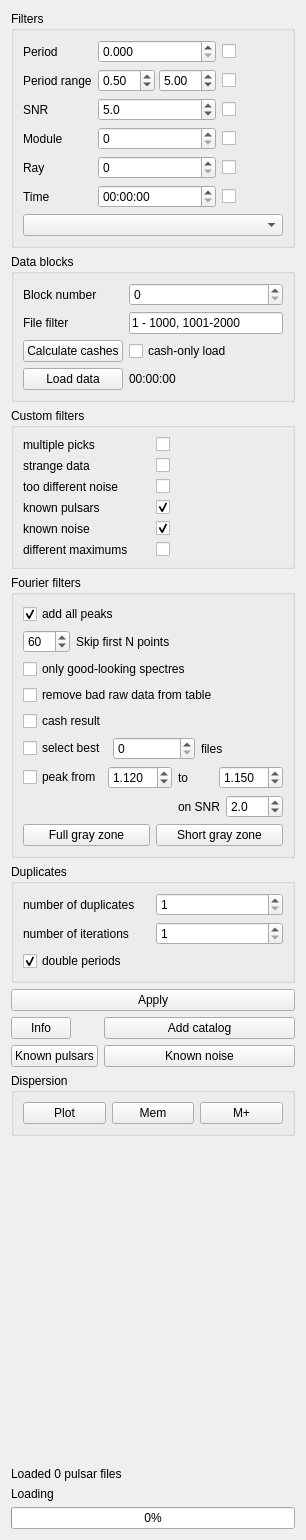
This is src/analytics.ui in vtyulb/BSA-Analytics as Qt 5 draws it before an edit. The edited form follows.
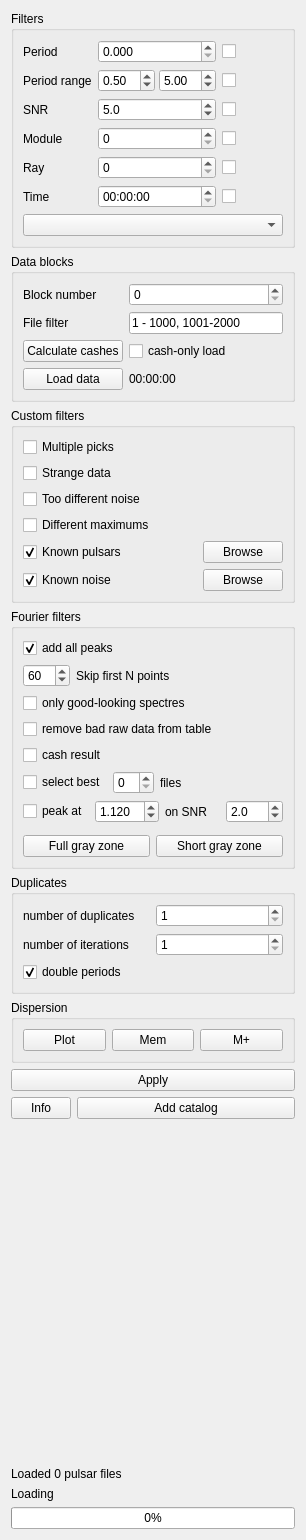
This is the edited form.

Patch:
```diff
--- a/src/analytics.ui
+++ b/src/analytics.ui
@@ -267,106 +267,118 @@
      <property name="title">
       <string>Custom filters</string>
      </property>
-     <layout class="QHBoxLayout" name="horizontalLayout">
+     <layout class="QVBoxLayout" name="verticalLayout_4">
       <item>
-       <layout class="QGridLayout" name="gridLayout_2">
-        <item row="1" column="1">
-         <widget class="QCheckBox" name="strangeData">
-          <property name="enabled">
-           <bool>true</bool>
-          </property>
-          <property name="text">
-           <string/>
-          </property>
-          <property name="checked">
-           <bool>false</bool>
-          </property>
-         </widget>
-        </item>
-        <item row="5" column="0">
-         <widget class="QLabel" name="label_14">
-          <property name="text">
-           <string>different maximums</string>
-          </property>
-         </widget>
-        </item>
-        <item row="4" column="1">
-         <widget class="QCheckBox" name="knownNoise">
-          <property name="text">
-           <string/>
-          </property>
-          <property name="checked">
-           <bool>true</bool>
-          </property>
-         </widget>
-        </item>
-        <item row="2" column="1">
-         <widget class="QCheckBox" name="differentNoise">
-          <property name="text">
-           <string/>
-          </property>
-         </widget>
-        </item>
-        <item row="3" column="0">
-         <widget class="QLabel" name="label_10">
-          <property name="text">
-           <string>known pulsars</string>
-          </property>
-         </widget>
-        </item>
-        <item row="0" column="1">
-         <widget class="QCheckBox" name="multiplePicks">
-          <property name="text">
-           <string/>
-          </property>
-         </widget>
-        </item>
-        <item row="2" column="0">
-         <widget class="QLabel" name="label_8">
-          <property name="text">
-           <string>too different noise</string>
-          </property>
-         </widget>
-        </item>
-        <item row="5" column="1">
-         <widget class="QCheckBox" name="differentMaximums">
-          <property name="text">
-           <string/>
-          </property>
-         </widget>
-        </item>
-        <item row="4" column="0">
-         <widget class="QLabel" name="label_11">
-          <property name="text">
-           <string>known noise</string>
-          </property>
-         </widget>
-        </item>
-        <item row="0" column="0">
-         <widget class="QLabel" name="label_6">
-          <property name="text">
-           <string>multiple picks</string>
-          </property>
-         </widget>
-        </item>
-        <item row="1" column="0">
-         <widget class="QLabel" name="label_7">
-          <property name="text">
-           <string>strange data</string>
-          </property>
-         </widget>
-        </item>
-        <item row="3" column="1">
-         <widget class="QCheckBox" name="knownPulsars">
-          <property name="text">
-           <string/>
-          </property>
-          <property name="checked">
-           <bool>true</bool>
-          </property>
-         </widget>
-        </item>
-       </layout>
+       <widget class="QCheckBox" name="multiplePicks">
+        <property name="text">
+         <string>Multiple picks</string>
+        </property>
+       </widget>
+      </item>
+      <item>
+       <widget class="QCheckBox" name="strangeData">
+        <property name="enabled">
+         <bool>true</bool>
+        </property>
+        <property name="text">
+         <string>Strange data</string>
+        </property>
+        <property name="checked">
+         <bool>false</bool>
+        </property>
+       </widget>
+      </item>
+      <item>
+       <widget class="QCheckBox" name="differentNoise">
+        <property name="text">
+         <string>Too different noise</string>
+        </property>
+       </widget>
+      </item>
+      <item>
+       <widget class="QCheckBox" name="differentMaximums">
+        <property name="text">
+         <string>Different maximums</string>
+        </property>
+       </widget>
+      </item>
+      <item>
+       <widget class="QWidget" name="knownPulsarsAndNoises" native="true">
+        <layout class="QGridLayout" name="gridLayout_2">
+         <property name="leftMargin">
+          <number>0</number>
+         </property>
+         <property name="topMargin">
+          <number>0</number>
+         </property>
+         <property name="rightMargin">
+          <number>0</number>
+         </property>
+         <property name="bottomMargin">
+          <number>0</number>
+         </property>
+         <item row="1" column="2">
+          <widget class="QPushButton" name="knownNoiseButton">
+           <property name="text">
+            <string>Browse</string>
+           </property>
+          </widget>
+         </item>
+         <item row="0" column="2">
+          <widget class="QPushButton" name="knownPulsarsButton">
+           <property name="text">
+            <string>Browse</string>
+           </property>
+          </widget>
+         </item>
+         <item row="0" column="0">
+          <widget class="QCheckBox" name="knownPulsars">
+           <property name="text">
+            <string>Known pulsars</string>
+           </property>
+           <property name="checked">
+            <bool>true</bool>
+           </property>
+          </widget>
+         </item>
+         <item row="1" column="0">
+          <widget class="QCheckBox" name="knownNoise">
+           <property name="text">
+            <string>Known noise</string>
+           </property>
+           <property name="checked">
+            <bool>true</bool>
+           </property>
+          </widget>
+         </item>
+         <item row="0" column="1">
+          <spacer name="horizontalSpacer_2">
+           <property name="orientation">
+            <enum>Qt::Horizontal</enum>
+           </property>
+           <property name="sizeHint" stdset="0">
+            <size>
+             <width>40</width>
+             <height>20</height>
+            </size>
+           </property>
+          </spacer>
+         </item>
+         <item row="1" column="1">
+          <spacer name="horizontalSpacer_3">
+           <property name="orientation">
+            <enum>Qt::Horizontal</enum>
+           </property>
+           <property name="sizeHint" stdset="0">
+            <size>
+             <width>40</width>
+             <height>20</height>
+            </size>
+           </property>
+          </spacer>
+         </item>
+        </layout>
+       </widget>
       </item>
      </layout>
     </widget>
@@ -487,7 +499,7 @@
          <item>
           <widget class="QSpinBox" name="fourierBestNumber">
            <property name="maximum">
-            <number>1000</number>
+            <number>99</number>
            </property>
           </widget>
          </item>
@@ -498,6 +510,19 @@
            </property>
           </widget>
          </item>
+         <item>
+          <spacer name="horizontalSpacer_4">
+           <property name="orientation">
+            <enum>Qt::Horizontal</enum>
+           </property>
+           <property name="sizeHint" stdset="0">
+            <size>
+             <width>40</width>
+             <height>20</height>
+            </size>
+           </property>
+          </spacer>
+         </item>
         </layout>
        </widget>
       </item>
@@ -519,12 +544,12 @@
          <item>
           <widget class="QCheckBox" name="fourierPeak">
            <property name="text">
-            <string>peak from</string>
+            <string>peak at</string>
            </property>
           </widget>
          </item>
          <item>
-          <widget class="QDoubleSpinBox" name="fourierPeakFrom">
+          <widget class="QDoubleSpinBox" name="fourierPeakAt">
            <property name="decimals">
             <number>3</number>
            </property>
@@ -534,54 +559,6 @@
           </widget>
          </item>
          <item>
-          <widget class="QLabel" name="label_18">
-           <property name="text">
-            <string>to</string>
-           </property>
-          </widget>
-         </item>
-         <item>
-          <widget class="QDoubleSpinBox" name="fourierPeakTo">
-           <property name="decimals">
-            <number>3</number>
-           </property>
-           <property name="value">
-            <double>1.150000000000000</double>
-           </property>
-          </widget>
-         </item>
-        </layout>
-       </widget>
-      </item>
-      <item>
-       <widget class="QWidget" name="widget_5" native="true">
-        <layout class="QHBoxLayout" name="horizontalLayout_6">
-         <property name="leftMargin">
-          <number>0</number>
-         </property>
-         <property name="topMargin">
-          <number>0</number>
-         </property>
-         <property name="rightMargin">
-          <number>0</number>
-         </property>
-         <property name="bottomMargin">
-          <number>0</number>
-         </property>
-         <item>
-          <spacer name="horizontalSpacer_2">
-           <property name="orientation">
-            <enum>Qt::Horizontal</enum>
-           </property>
-           <property name="sizeHint" stdset="0">
-            <size>
-             <width>40</width>
-             <height>20</height>
-            </size>
-           </property>
-          </spacer>
-         </item>
-         <item>
           <widget class="QLabel" name="label_19">
            <property name="text">
             <string>on SNR</string>
@@ -604,6 +581,24 @@
         </layout>
        </widget>
       </item>
+      <item>
+       <widget class="QWidget" name="widget_5" native="true">
+        <layout class="QVBoxLayout" name="verticalLayout_5">
+         <property name="leftMargin">
+          <number>0</number>
+         </property>
+         <property name="topMargin">
+          <number>0</number>
+         </property>
+         <property name="rightMargin">
+          <number>0</number>
+         </property>
+         <property name="bottomMargin">
+          <number>0</number>
+         </property>
+        </layout>
+       </widget>
+      </item>
       <item>
        <widget class="QWidget" name="widget_7" native="true">
         <layout class="QHBoxLayout" name="horizontalLayout_9">
@@ -689,6 +684,36 @@
      </layout>
     </widget>
    </item>
+   <item>
+    <widget class="QGroupBox" name="groupBox_4">
+     <property name="title">
+      <string>Dispersion</string>
+     </property>
+     <layout class="QHBoxLayout" name="horizontalLayout_2">
+      <item>
+       <widget class="QPushButton" name="dispersionPlotButton">
+        <property name="text">
+         <string>Plot</string>
+        </property>
+       </widget>
+      </item>
+      <item>
+       <widget class="QPushButton" name="dispersionRemember">
+        <property name="text">
+         <string>Mem</string>
+        </property>
+       </widget>
+      </item>
+      <item>
+       <widget class="QPushButton" name="dispersionM">
+        <property name="text">
+         <string>M+</string>
+        </property>
+       </widget>
+      </item>
+     </layout>
+    </widget>
+   </item>
    <item>
     <widget class="QPushButton" name="applyButton">
      <property name="text">
@@ -724,20 +749,6 @@
         </property>
        </widget>
       </item>
-      <item row="1" column="1">
-       <widget class="QPushButton" name="knownNoiseButton">
-        <property name="text">
-         <string>Known noise</string>
-        </property>
-       </widget>
-      </item>
-      <item row="1" column="0">
-       <widget class="QPushButton" name="knownPulsarsButton">
-        <property name="text">
-         <string>Known pulsars</string>
-        </property>
-       </widget>
-      </item>
       <item row="0" column="1">
        <widget class="QPushButton" name="addPulsarCatalog">
         <property name="text">
@@ -748,36 +759,6 @@
      </layout>
     </widget>
    </item>
-   <item>
-    <widget class="QGroupBox" name="groupBox_4">
-     <property name="title">
-      <string>Dispersion</string>
-     </property>
-     <layout class="QHBoxLayout" name="horizontalLayout_2">
-      <item>
-       <widget class="QPushButton" name="dispersionPlotButton">
-        <property name="text">
-         <string>Plot</string>
-        </property>
-       </widget>
-      </item>
-      <item>
-       <widget class="QPushButton" name="dispersionRemember">
-        <property name="text">
-         <string>Mem</string>
-        </property>
-       </widget>
-      </item>
-      <item>
-       <widget class="QPushButton" name="dispersionM">
-        <property name="text">
-         <string>M+</string>
-        </property>
-       </widget>
-      </item>
-     </layout>
-    </widget>
-   </item>
    <item>
     <spacer name="verticalSpacer">
      <property name="orientation">
```
